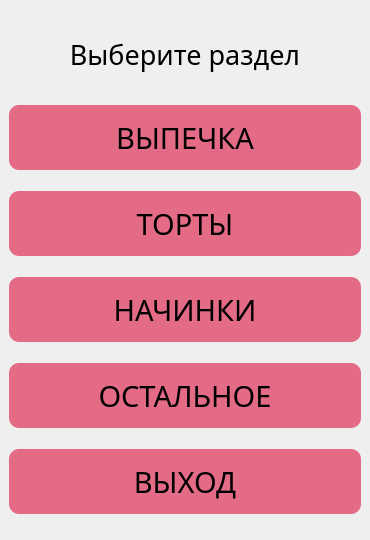
Above: ui/viborRazdela.ui from PavelZagumenkin/Malina_Orders_v1 before the change. Below: the same form after it.
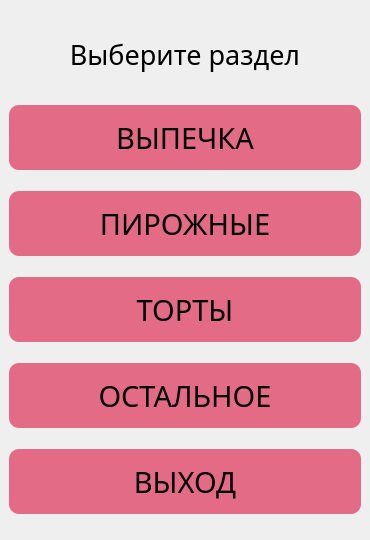
That is the form after the change. Icons and pictures are not drawn.

Commit message: Начинаем добавлять пирожные

```diff
--- a/ui/viborRazdela.ui
+++ b/ui/viborRazdela.ui
@@ -118,7 +118,7 @@
      </widget>
     </item>
     <item>
-     <widget class="QPushButton" name="btn_cakes">
+     <widget class="QPushButton" name="btn_pie">
       <property name="minimumSize">
        <size>
         <width>0</width>
@@ -162,7 +162,7 @@
 }</string>
       </property>
       <property name="text">
-       <string>ТОРТЫ</string>
+       <string>ПИРОЖНЫЕ</string>
       </property>
       <property name="checkable">
        <bool>false</bool>
@@ -170,7 +170,7 @@
      </widget>
     </item>
     <item>
-     <widget class="QPushButton" name="btn_filling">
+     <widget class="QPushButton" name="btn_cakes">
       <property name="minimumSize">
        <size>
         <width>0</width>
@@ -214,7 +214,7 @@
 }</string>
       </property>
       <property name="text">
-       <string>НАЧИНКИ</string>
+       <string>ТОРТЫ</string>
       </property>
       <property name="checkable">
        <bool>false</bool>
```
The commit also changes 11 other files.
